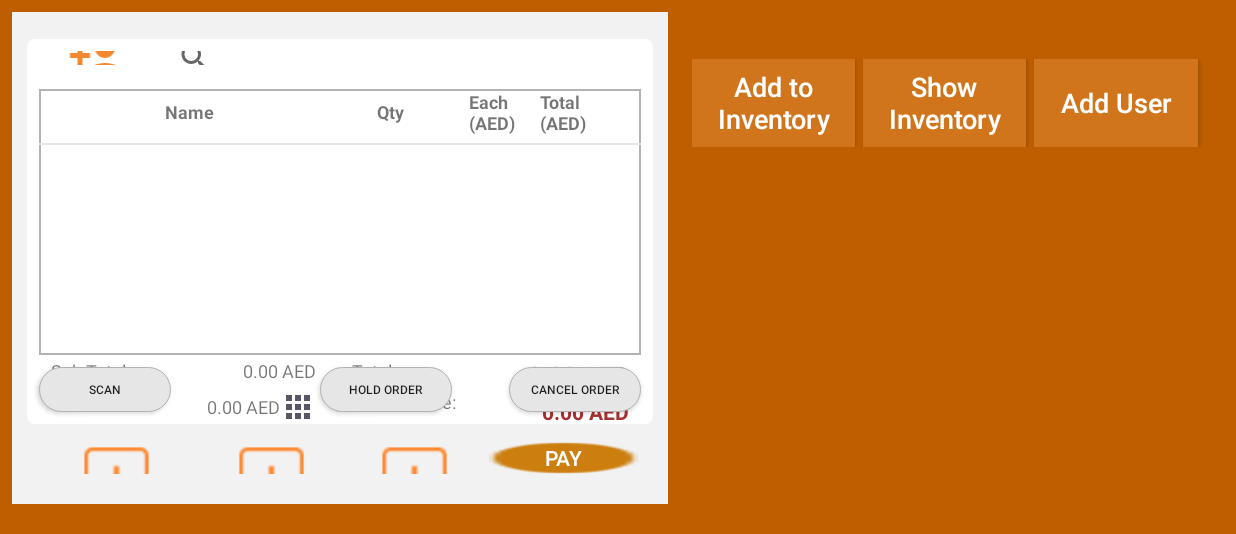
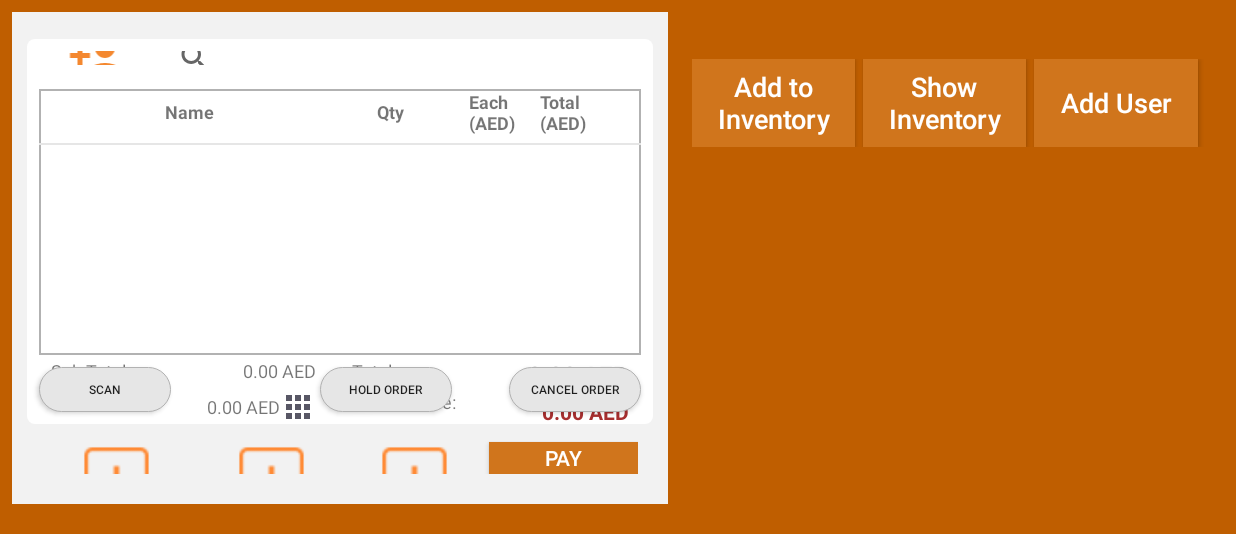
Before and after one commit to mhd-zulqarnain/POs, an Android app: the PosMainActivity screen opened directly, with no data from a screen before it, on a phone screen of 824 x 412 dp (held sideways), the part 84-618 px from its top. Run offline under Robolectric (Android 15) with nearby library versions, the phone set to English and light mode, and no system bars; our stand-ins replace Dagger/Hilt's generated code, Room's generated code, Timber; libraries missing offline, so code that uses them is left out: com.ishaquehassan.recyclerviewgeneraladapter; 9 statements that could not run were skipped.

Commit message:
Improvment:customer management

```diff
--- a/app/src/main/java/com/goshoppi/pos/architecture/repository/customerRepo/CustomerRepository.kt
+++ b/app/src/main/java/com/goshoppi/pos/architecture/repository/customerRepo/CustomerRepository.kt
@@ -9,8 +9,8 @@ interface CustomerRepository {
     suspend fun insertLocalCustomer(customer: LocalCustomer)
     fun insertLocalCustomers(customerList: List<LocalCustomer>)
     fun searchLocalCustomers(param: String): LiveData<List<LocalCustomer>>
-    fun searchLocalStaticCustomers(param: String): List<LocalCustomer>
-    fun deleteLocalCustomers(phoneId: Long)
+    suspend fun searchLocalStaticCustomers(param: String): List<LocalCustomer>
+    suspend fun deleteLocalCustomers(phoneId: Long)
     fun getTotalOrder(customerId:String): LiveData<Int>
      fun getTotalTransaction(customerId:String): LiveData<Int>
      fun getListOfOrders(customerId:String): LiveData<List<Order>>
--- a/app/src/main/java/com/goshoppi/pos/architecture/viewmodel/PosMainViewModel.kt
+++ b/app/src/main/java/com/goshoppi/pos/architecture/viewmodel/PosMainViewModel.kt
@@ -85,7 +85,7 @@ class PosMainViewModel @Inject constructor(
                 order.addedDate= Utils.getTodaysDate()
                 orderItemRepository.insertOrderItems(orderItemList)
                 orderRepository.insertOrder(order)
-                setFlag(Flag(true,"Added successfully"))
+                setFlag(Flag(true,"Order placed successfully"))
             }
        }
         else{
--- a/app/src/main/java/com/goshoppi/pos/view/PosMainActivity.kt
+++ b/app/src/main/java/com/goshoppi/pos/view/PosMainActivity.kt
@@ -394,17 +394,11 @@ class PosMainActivity : BaseActivity(), SharedPreferences.OnSharedPreferenceChan
 
     }
 
-    override fun onBackPressed() {
-             System.exit(0);
-    }
     private fun getBarCodedProduct(barcode: String) {
-
         posViewModel.search(barcode)
-
     }
 
     private fun setUpOrderRecyclerView(list: ArrayList<LocalProduct>) {
-        var now =-1
         rvProductList.layoutManager = androidx.recyclerview.widget.LinearLayoutManager(this@PosMainActivity)
         rvProductList.addListDivider()
         rvProductList.adapter =
@@ -485,7 +479,6 @@ class PosMainActivity : BaseActivity(), SharedPreferences.OnSharedPreferenceChan
                val intent = Intent(this, clss)
                startActivity(intent)
            }*/
-
 
     //<editor-fold desc="Discount calculator handling">
     private var isCalulated = false
--- /dev/null
+++ b/app/src/main/res/drawable/pay_ripple_bg_button.xml
@@ -0,0 +1,17 @@
+<?xml version="1.0" encoding="utf-8"?>
+<ripple xmlns:android="http://schemas.android.com/apk/res/android"
+        xmlns:tools="http://schemas.android.com/tools"
+        android:color="@color/white">
+<item android:id="@android:id/mask" tools:ignore="NewApi">
+    <shape android:shape="rectangle">
+        <solid android:color="@color/white" />
+    </shape>
+</item>
+
+    <item android:right=".5dp" android:left=".5dp" android:bottom=".5dp" android:top=".5dp">
+        <shape
+                android:shape="rectangle">
+            <solid android:color="?attr/primaryColorTheme"/>
+        </shape>
+    </item>
+</ripple>
--- a/app/src/main/res/layout/activity_pos_main.xml
+++ b/app/src/main/res/layout/activity_pos_main.xml
@@ -313,7 +313,7 @@
                         android:layout_height="0dp"
                         android:id="@+id/btnPay"
                         android:layout_marginTop="2dp"
-                        android:background="@drawable/status_pending"
+                        android:background="@drawable/pay_ripple_bg_button"
                         android:text="Pay"
                         android:textColor="@color/white"
                         app:layout_constraintTop_toTopOf="parent"
--- a/app/src/main/res/layout/single_dashboard_customer_view.xml
+++ b/app/src/main/res/layout/single_dashboard_customer_view.xml
@@ -5,6 +5,7 @@
               android:layout_height="wrap_content"
               android:orientation="horizontal"
               android:gravity="center_vertical"
+              android:background="@drawable/customer_ripple_bg_button"
 >
 
     <LinearLayout
```
Also changed, not shown: app/src/main/java/com/goshoppi/pos/architecture/repository/customerRepo/CustomerRepositoryImp.kt (+14 -12 lines), app/src/main/java/com/goshoppi/pos/view/customer/CustomerManagmentActivity.kt (+31 -16 lines), app/src/main/res/drawable/customer_ripple_bg_button.xml (added, +17 -0 lines).
